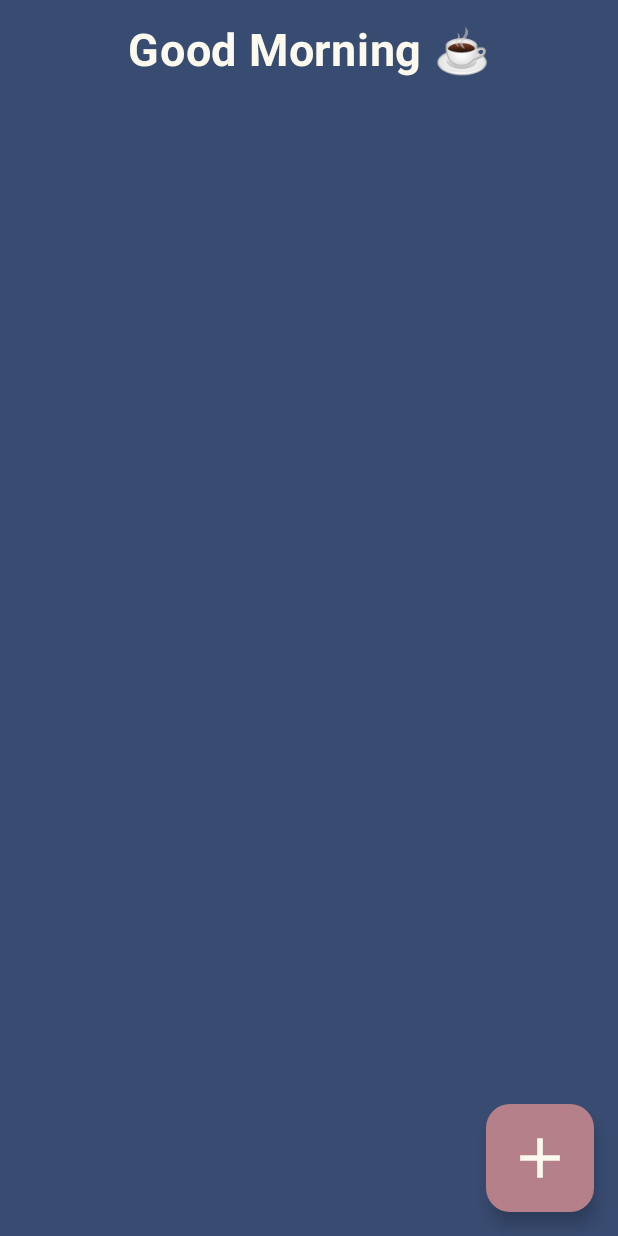
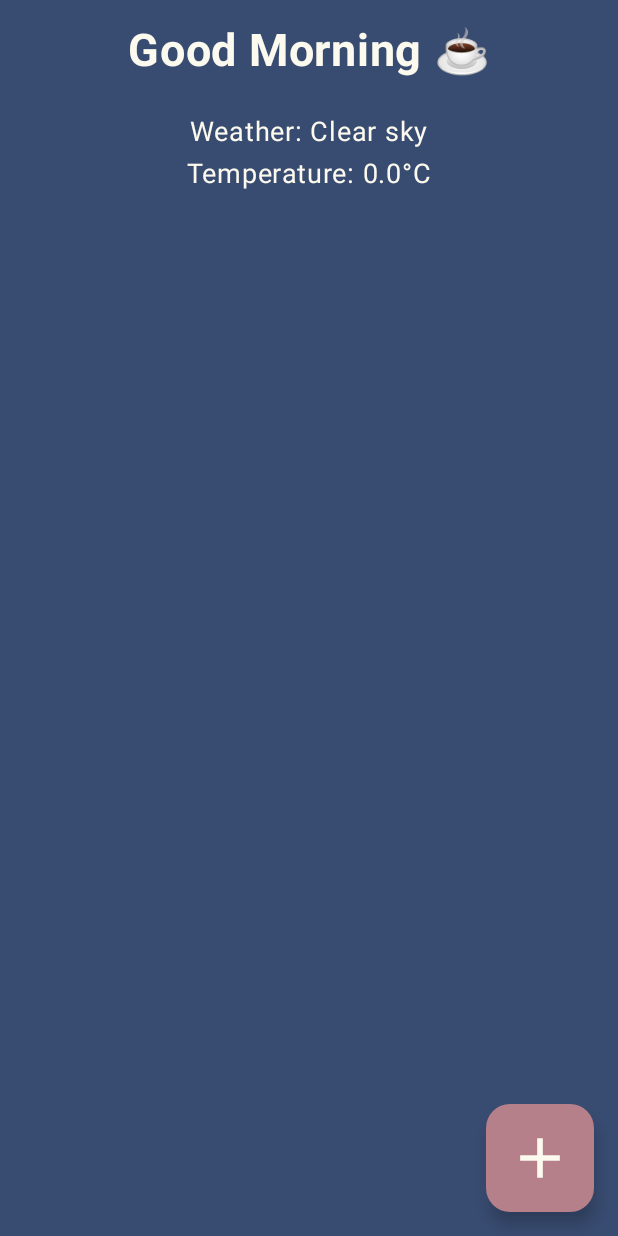
Before and after one commit to ninakokalj/SmartAlarm, an Android app built with Jetpack Compose: the screen it shows after launch (MainActivity), on a phone screen of 412 x 824 dp. Run offline under Robolectric (Android 15) with nearby library versions, the phone set to English and light mode, and no system bars; our stand-ins replace Room's generated code, livedata-compose.

Commit message:
Add weather

```diff
--- a/app/build.gradle.kts
+++ b/app/build.gradle.kts
@@ -52,6 +52,10 @@ dependencies {
     implementation(libs.androidx.ui.graphics)
     implementation(libs.androidx.ui.tooling.preview)
     implementation(libs.androidx.material3)
+    implementation("com.squareup.retrofit2:retrofit:2.9.0")
+    implementation("com.squareup.retrofit2:converter-gson:2.9.0")
+
+
     testImplementation(libs.junit)
     androidTestImplementation(libs.androidx.junit)
     androidTestImplementation(libs.androidx.espresso.core)
--- a/app/src/main/AndroidManifest.xml
+++ b/app/src/main/AndroidManifest.xml
@@ -8,6 +8,7 @@
     <uses-permission android:name="android.permission.WAKE_LOCK" />
     <uses-permission android:name="android.permission.VIBRATE" />
     <uses-permission android:name="android.permission.POST_NOTIFICATIONS" />
+    <uses-permission android:name="android.permission.INTERNET" />
 
 
     <application
--- a/app/src/main/java/com/example/smartalarm/AlarmMissionActivity.kt
+++ b/app/src/main/java/com/example/smartalarm/AlarmMissionActivity.kt
@@ -190,8 +190,6 @@ fun MathMissionContent(
     }
 }
 
-
-
 fun mathEquation(state: Int): Pair<String, Int> {
     return when (state) {
         0 -> {
--- a/app/src/main/java/com/example/smartalarm/MainActivity.kt
+++ b/app/src/main/java/com/example/smartalarm/MainActivity.kt
@@ -3,6 +3,7 @@ package com.example.smartalarm
 import android.content.Context
 import android.os.Build
 import android.os.Bundle
+import android.util.Log
 import androidx.activity.ComponentActivity
 import androidx.activity.compose.setContent
 import androidx.activity.enableEdgeToEdge
@@ -39,6 +40,8 @@ import androidx.compose.material3.FloatingActionButton
 import androidx.compose.material3.Icon
 import androidx.compose.material3.Switch
 import androidx.compose.material3.SwitchDefaults
+import androidx.compose.runtime.LaunchedEffect
+import androidx.compose.runtime.collectAsState
 import androidx.compose.runtime.mutableStateOf
 import androidx.compose.ui.Alignment
 import androidx.compose.ui.graphics.Color
@@ -53,6 +56,7 @@ import androidx.navigation.compose.rememberNavController
 import androidx.compose.runtime.livedata.observeAsState
 import androidx.compose.ui.platform.LocalContext
 import androidx.compose.ui.text.font.FontFamily
+import androidx.lifecycle.viewmodel.compose.viewModel
 import java.util.Calendar
 
 @Entity(tableName = "alarms")
@@ -70,6 +74,8 @@ data class AlarmEntity(
 class MainActivity : ComponentActivity() {
 
     private lateinit var alarmViewModel: AlarmViewModel
+    private var startTime: Long = 0L // začetni čas v milisekundah
+    private var totalTimeSpent: Long = 0L // skupni čas preživet v aplikaciji
 
     @RequiresApi(Build.VERSION_CODES.S)
     override fun onCreate(savedInstanceState: Bundle?) {
@@ -107,6 +113,13 @@ class MainActivity : ComponentActivity() {
                         NavHost(navController = navController, startDestination = startDestination) {
                             // First screen: Alarm list
                             composable("alarmList") {
+                                val viewModel: WeatherViewModel = viewModel()
+                                val weather = viewModel.weatherData.collectAsState().value
+                                LaunchedEffect(Unit) {
+                                    viewModel.fetchWeather(latitude = 52.52, longitude = 13.41) // Berlin example
+                                }
+                                val temperature = weather?.temperature ?: 0.0
+                                val weathercode = weather?.weathercode ?: 0
                                 AlarmScreen(
                                     alarms = alarms,
                                     context = ctx,
@@ -119,7 +132,9 @@ class MainActivity : ComponentActivity() {
                                     },
                                     addAlarm = { navController.navigate("addAlarm") },
                                     scheduleAlarm = { context, alarm -> alarmViewModel.scheduleAlarm(context, alarm) },
-                                    unscheduleAlarm = { context, alarm -> alarmViewModel.unscheduleAlarm(context, alarm) }
+                                    unscheduleAlarm = { context, alarm -> alarmViewModel.unscheduleAlarm(context, alarm) },
+                                    temperature = temperature,
+                                    weathercode = weathercode
                                 )
                             }
                             // Second screen: Edit alarm screen
@@ -176,6 +191,41 @@ class MainActivity : ComponentActivity() {
                 }
             }
         }
+        Log.d("Lifecycle", "onCreate called")
+    }
+    // logiranje v metodah življenskega cikla
+    override fun onStart() {
+        super.onStart()
+        Log.d("Lifecycle", "onStart called")
+    }
+    override fun onResume() {
+        super.onResume()
+        Log.d("Lifecycle", "onResume called")
+
+        startTime = System.currentTimeMillis()
+    }
+    override fun onPause() {
+        super.onPause()
+        Log.d("Lifecycle", "onPause called")
+
+        val endTime = System.currentTimeMillis()
+        val timeSpent = endTime - startTime
+        totalTimeSpent += timeSpent
+
+        Log.d("Lifecycle", "Time spent in this session: ${timeSpent / 1000} seconds")
+        Log.d("Lifecycle", "Total time spent in app: ${totalTimeSpent / 1000} seconds")
+    }
+    override fun onStop() {
+        super.onStop()
+        Log.d("Lifecycle", "onStop called")
+    }
+    override fun onRestart() {
+        super.onRestart()
+        Log.d("Lifecycle", "onRestart called")
+    }
+    override fun onDestroy() {
+        super.onDestroy()
+        Log.d("Lifecycle", "onDestroy called")
     }
 }
 
@@ -185,7 +235,7 @@ class MainActivity : ComponentActivity() {
 fun AlarmScreen(alarms: List<AlarmEntity>, context: Context, modifier: Modifier, onAlarmChange: (AlarmEntity) -> Unit,
                 onAlarmClick: (AlarmEntity) -> Unit, addAlarm: () -> Unit,
                 scheduleAlarm: (Context, AlarmEntity) -> Unit,
-                unscheduleAlarm: (Context, AlarmEntity) -> Unit,) {
+                unscheduleAlarm: (Context, AlarmEntity) -> Unit, temperature: Double, weathercode: Int) {
 
     Scaffold (
         modifier = modifier,
@@ -228,8 +278,34 @@ fun AlarmScreen(alarms: List<AlarmEntity>, context: Context, modifier: Modifier,
                         )
                     }
 
+                    // weather info
+                    Box(
+                        modifier = Modifier
+                            .fillMaxWidth()
+                            .padding(vertical = 8.dp),
+                        contentAlignment = Alignment.Center
+                    ) {
+                        Column(horizontalAlignment = Alignment.CenterHorizontally) {
+                            Text(
+                                text = "Weather: ${translateWeatherCode(weathercode)}",
+                                color = Color(0xFFFCFAEE),
+                                fontSize = 18.sp,
+                                fontFamily = FontFamily.SansSerif,
+                                fontWeight = FontWeight.Normal
+                            )
+                            Spacer(modifier = Modifier.height(4.dp))
+                            Text(
+                                text = "Temperature: ${"%.1f".format(temperature)}°C",
+                                color = Color(0xFFFCFAEE),
+                                fontSize = 18.sp,
+                                fontFamily = FontFamily.SansSerif,
+                                fontWeight = FontWeight.Normal
+                            )
+                        }
+                    }
                     Spacer(modifier = Modifier.height(16.dp))
                 }
+
                 items(alarms) { alarm ->
                     AlarmButton(alarm = alarm, onAlarmChange = onAlarmChange,
                         onAlarmClick = onAlarmClick,
@@ -244,6 +320,21 @@ fun AlarmScreen(alarms: List<AlarmEntity>, context: Context, modifier: Modifier,
                 }
             }
         }
+    }
+}
+
+fun translateWeatherCode(weatherCode: Int): String {
+    return when (weatherCode) {
+        0 -> "Clear sky"
+        1, 2 -> "Mainly clear"
+        3 -> "Cloudy"
+        45, 48 -> "Foggy"
+        51, 53, 55 -> "Drizzle"
+        61, 63, 65 -> "Rain"
+        71, 73, 75 -> "Snowfall"
+        95 -> "Thunderstorm"
+        96, 99 -> "Thunderstorm with hail"
+        else -> "Unknown weather condition"
     }
 }
 
--- /dev/null
+++ b/app/src/main/java/com/example/smartalarm/WeatherApi.kt
@@ -0,0 +1,29 @@
+package com.example.smartalarm
+
+import retrofit2.http.GET
+import retrofit2.http.Query
+import retrofit2.Retrofit
+import retrofit2.converter.gson.GsonConverterFactory
+
+interface WeatherApi {
+    @GET("v1/forecast")
+    suspend fun getWeather(
+        @Query("latitude") latitude: Double,
+        @Query("longitude") longitude: Double,
+        @Query("current_weather") current_weather: Boolean = true,
+        @Query("timezone") timezone: String = "auto",
+        @Query("forecast_days") forecastDays: Int = 1
+    ): WeatherResponse
+}
+
+object WeatherService {
+    private const val BASE_URL = "https://api.open-meteo.com/"
+
+    val api: WeatherApi by lazy {
+        Retrofit.Builder()
+            .baseUrl(BASE_URL)
+            .addConverterFactory(GsonConverterFactory.create())
+            .build()
+            .create(WeatherApi::class.java)
+    }
+}
--- /dev/null
+++ b/app/src/main/java/com/example/smartalarm/WeatherViewModel.kt
@@ -0,0 +1,24 @@
+package com.example.smartalarm
+
+import androidx.lifecycle.ViewModel
+import androidx.lifecycle.viewModelScope
+import kotlinx.coroutines.flow.MutableStateFlow
+import kotlinx.coroutines.flow.StateFlow
+import kotlinx.coroutines.launch
+
+class WeatherViewModel : ViewModel() {
+
+    private val _weatherData = MutableStateFlow<CurrentWeather?>(null)
+    val weatherData: StateFlow<CurrentWeather?> = _weatherData
+
+    fun fetchWeather(latitude: Double, longitude: Double) {
+        viewModelScope.launch {
+            try {
+                val response = WeatherService.api.getWeather(latitude, longitude)
+                _weatherData.value = response.currentWeather
+            } catch (e: Exception) {
+                e.printStackTrace()
+            }
+        }
+    }
+}
```
Also changed, not shown: app/src/main/java/com/example/smartalarm/Weather.kt (added, +13 -0 lines).
